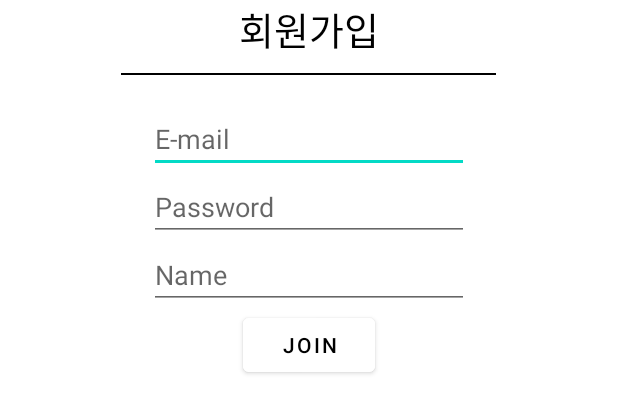
After one commit to hyunseo0520/NODAPZ, an Android app: the layout activity_signup.xml on its own in the app's theme, with its tools: preview values and no code run, on a phone screen of 412 x 824 dp. The commit adds this screen. Shown: the top 413 px of the screen. Run offline under Robolectric (Android 15) with nearby library versions, the light colour scheme and no system bars.

Commit message:
회원가입, 로그인 기능 개발(인텐트 수정 중)

```diff
--- a/app/src/main/AndroidManifest.xml
+++ b/app/src/main/AndroidManifest.xml
@@ -1,6 +1,8 @@
 <?xml version="1.0" encoding="utf-8"?>
 <manifest xmlns:android="http://schemas.android.com/apk/res/android"
     xmlns:tools="http://schemas.android.com/tools">
+
+    <uses-permission android:name="android.permission.INTERNET" />
 
     <application
         android:allowBackup="true"
@@ -12,6 +14,7 @@
         android:supportsRtl="true"
         android:theme="@style/Theme.Trip_Project"
         tools:targetApi="31">
+
         <activity
             android:name=".MainActivity"
             android:exported="true">
--- /dev/null
+++ b/app/src/main/res/layout/activity_signup.xml
@@ -0,0 +1,69 @@
+<?xml version="1.0" encoding="utf-8"?>
+<LinearLayout xmlns:android="http://schemas.android.com/apk/res/android"
+    xmlns:app="http://schemas.android.com/apk/res-auto"
+    xmlns:tools="http://schemas.android.com/tools"
+    android:layout_width="match_parent"
+    android:layout_height="match_parent"
+    android:background="@android:color/white"
+    android:orientation="vertical"
+    tools:context=".SignUp">
+
+
+    <TextView
+        android:id="@+id/textView_signUpTitle"
+        android:layout_width="wrap_content"
+        android:layout_height="wrap_content"
+        android:layout_gravity="center"
+        android:text="회원가입"
+        android:textColor="@android:color/black"
+        android:textSize="25sp" />
+
+    <View
+        android:id="@+id/view_line"
+        android:layout_width="250dp"
+        android:layout_height="1.2dp"
+        android:layout_gravity="center"
+        android:layout_marginBottom="20dp"
+        android:layout_marginTop="10dp"
+        android:background="@android:color/black" />
+
+    <EditText
+        android:id="@+id/editText_email"
+        android:layout_width="wrap_content"
+        android:layout_height="wrap_content"
+        android:layout_gravity="center"
+        android:ems="10"
+        android:hint="E-mail"
+        android:inputType="textEmailAddress"
+        android:textColor="@android:color/black" />
+
+    <EditText
+        android:id="@+id/editText_passWord"
+        android:layout_width="wrap_content"
+        android:layout_height="wrap_content"
+        android:layout_gravity="center"
+        android:ems="10"
+        android:hint="Password"
+        android:inputType="textPassword"
+        android:textColor="@android:color/black" />
+
+    <EditText
+        android:id="@+id/editText_name"
+        android:layout_width="wrap_content"
+        android:layout_height="wrap_content"
+        android:layout_gravity="center"
+        android:ems="10"
+        android:hint="Name"
+        android:inputType="textPersonName"
+        android:textColor="@android:color/black" />
+
+    <Button
+        android:id="@+id/btn_join"
+        android:layout_width="wrap_content"
+        android:layout_height="wrap_content"
+        android:layout_gravity="center"
+        android:backgroundTint="@android:color/white"
+        android:text="Join"
+        android:textColor="@android:color/black" />
+
+</LinearLayout>
--- a/build.gradle.kts
+++ b/build.gradle.kts
@@ -1,4 +1,6 @@
 // Top-level build file where you can add configuration options common to all sub-projects/modules.
 plugins {
     id("com.android.application") version "8.1.3" apply false
+
+    id("com.google.gms.google-services") version "4.4.0" apply false
 }
```
Also changed, not shown: app/build.gradle.kts (+18 -0 lines), app/src/main/java/com/example/trip_project/LogIn.java (added, +102 -0 lines), app/src/main/java/com/example/trip_project/SignUp.java (added, +67 -0 lines), app/src/main/res/layout/activity_login.xml (+23 -4 lines), 1 other file.
